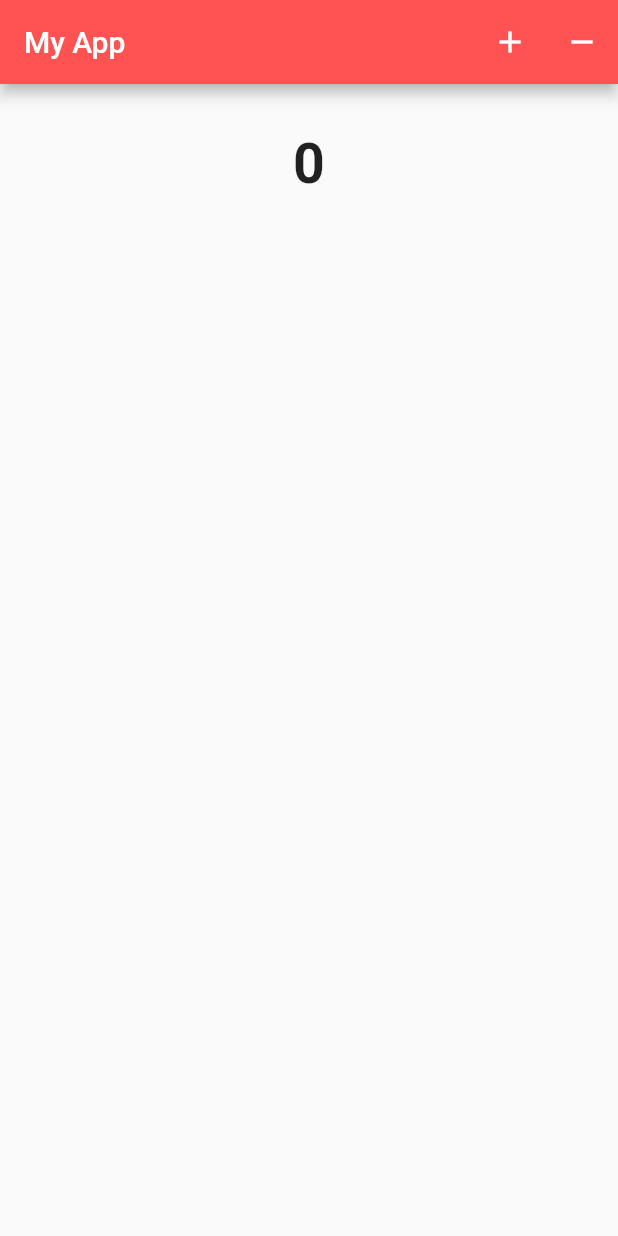
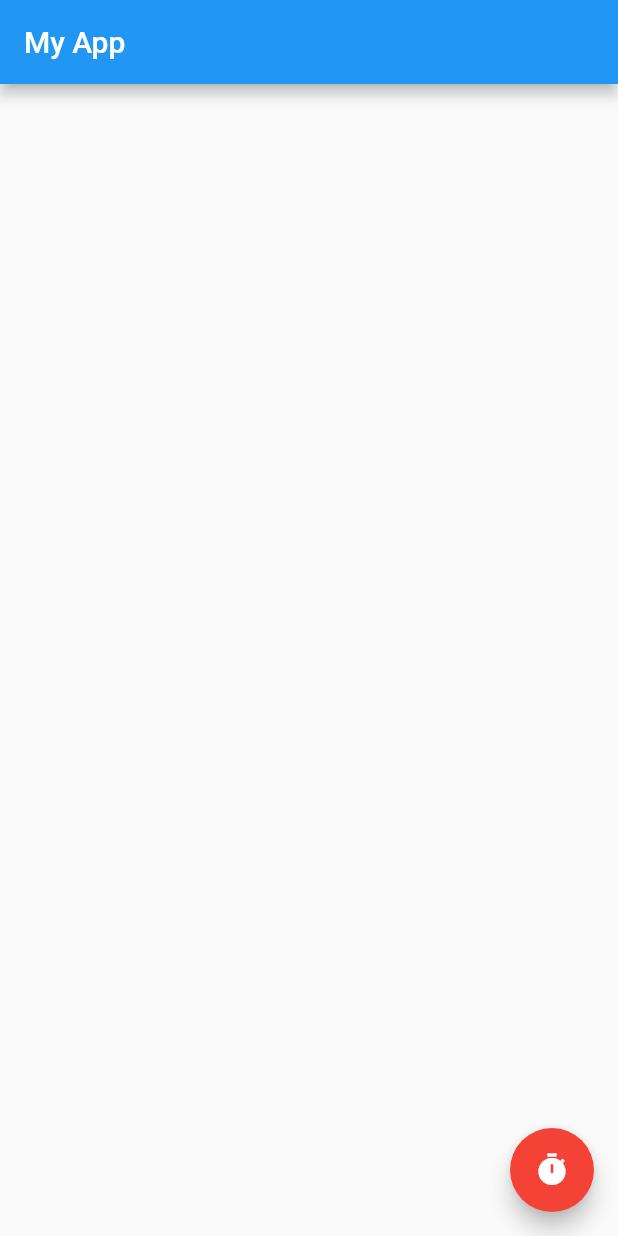
Before and after one commit to geordanex/Flutter-showcase, a Flutter app: the screen it shows after launch, on a phone screen of 412 x 824 dp. Run offline on Flutter 3.47's test engine with Material 2 defaults, Android fonts, the phone set to English and light mode, and no system bars.

Commit message:
Implementacion del Floating Action Button

```diff
--- a/lib/main.dart
+++ b/lib/main.dart
@@ -8,38 +8,28 @@ class MyApp extends StatefulWidget {
 }
 
 class _State extends State<MyApp> {
-  int _value = 0;
 
-  void _add() => setState(() => _value++);
-  void _remove() => setState(() => _value--);
+  String _value = '';
+  void _onClick() => setState(() => _value = new DateTime.now().toString());
 
   @override
   Widget build(BuildContext context) {
     return new Scaffold(
       appBar: new AppBar(
         title: new Text('My App'),
-        backgroundColor: Colors.redAccent,
-        actions: <Widget>[
-          new IconButton(
-            icon: new Icon(Icons.add),
-            onPressed: _add,
-          ),
-          new IconButton(
-            icon: new Icon(Icons.remove),
-            onPressed: _remove,
-          ),
-        ],
+      ),
+      floatingActionButton: new FloatingActionButton(
+        onPressed: _onClick,
+        backgroundColor: Colors.red,
+        mini: false,
+        child: new Icon(Icons.timer),
       ),
       body: new Container(
         padding: new EdgeInsets.all(32.0),
         child: new Center(
           child: new Column(
             children: <Widget>[
-              new Text(
-                _value.toString(),
-                style:
-                    new TextStyle(fontWeight: FontWeight.bold, fontSize: 37.0),
-              )
+              new Text(_value)
             ],
           ),
         ),
```
Also changed, not shown: 1 other file.
